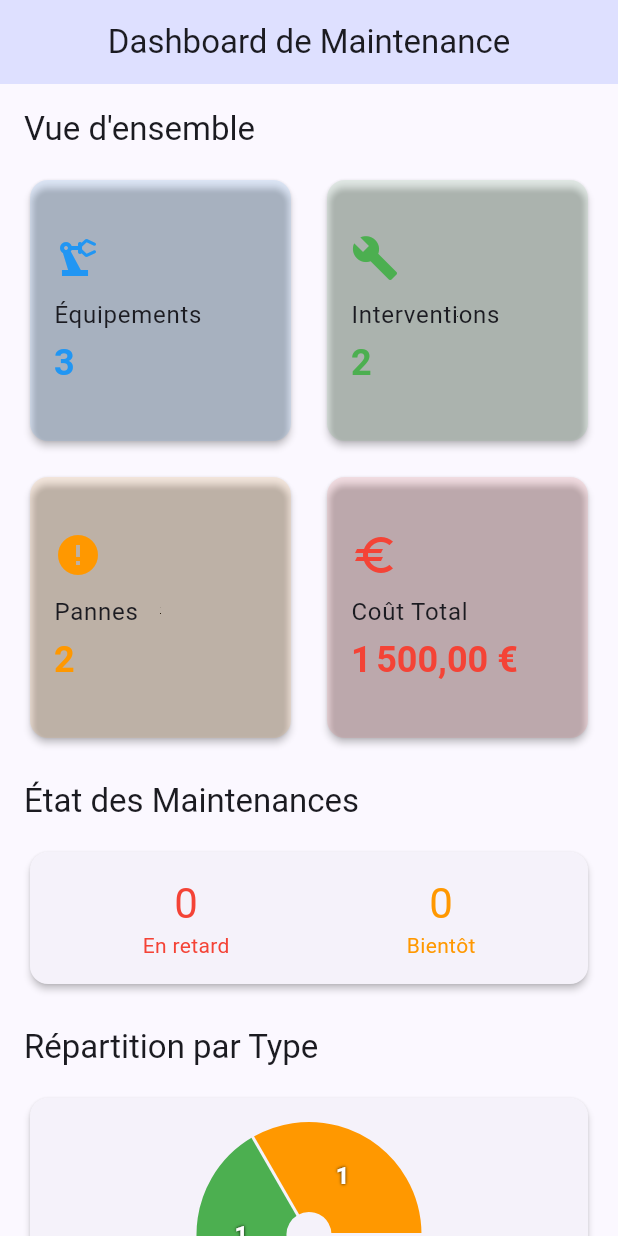
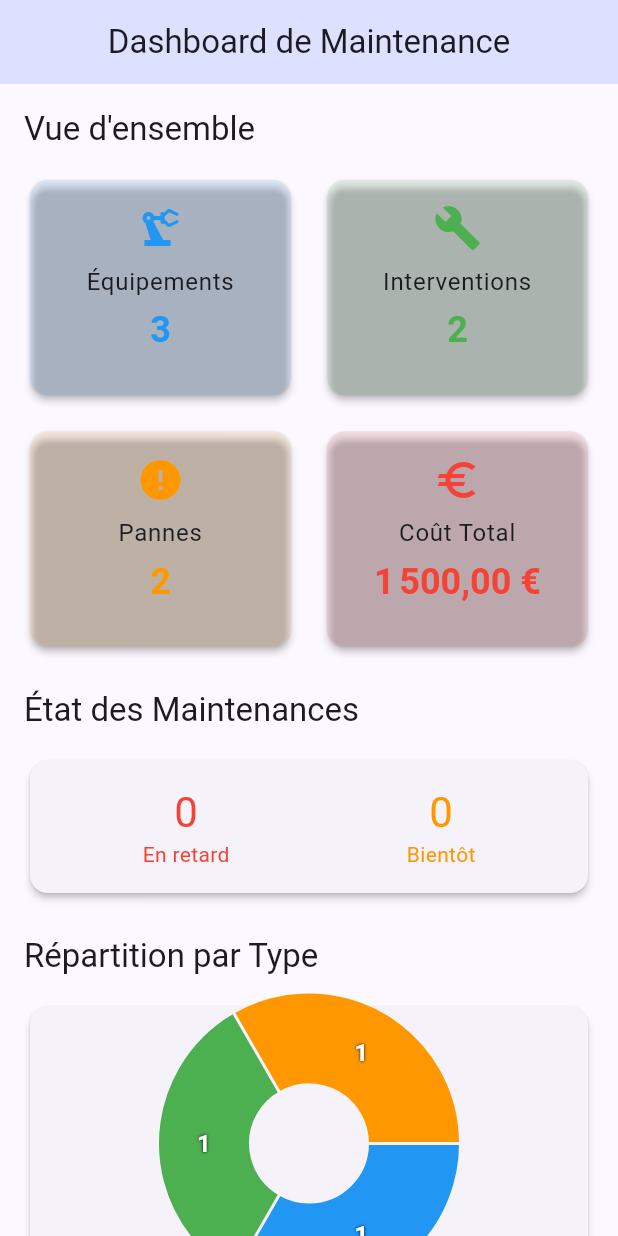
Before and after one commit to 3IME/maintenance_app_flutter, a Flutter app: the screen it shows after launch, on a phone screen of 412 x 824 dp. Run offline on Flutter 3.47's test engine with Material 3 defaults, Android fonts, the phone set to English and light mode, and no system bars; drawn by our look-alikes of fl_chart; our stand-ins replace hive, hive_flutter; accounts and stored records are empty.

Commit message:
Mise à jour

```diff
--- a/lib/main.dart
+++ b/lib/main.dart
@@ -3,7 +3,6 @@ import 'package:intl/date_symbol_data_local.dart';
 import 'package:maintenance_app/screens/dashboard_screen.dart';
 import 'package:maintenance_app/services/hive_service.dart';
 import 'package:provider/provider.dart';
-// --- AJOUTEZ CET IMPORT ---
 import 'package:flutter_localizations/flutter_localizations.dart';
 
 void main() async {
--- a/lib/screens/dashboard_screen.dart
+++ b/lib/screens/dashboard_screen.dart
@@ -1,3 +1,5 @@
+// lib/screens/dashboard_screen.dart
+
 import 'package:flutter/material.dart';
 import 'package:maintenance_app/models/equipement.dart';
 import 'package:maintenance_app/screens/equipements/equipement_list_screen.dart';
@@ -5,19 +7,70 @@ import 'package:maintenance_app/screens/interventions/intervention_list_screen.d
 import 'package:maintenance_app/screens/pannes/panne_list_screen.dart';
 import 'package:maintenance_app/services/hive_service.dart';
 import 'package:provider/provider.dart';
-import 'package:fl_chart/fl_chart.dart'; // Cet import est maintenant utilisé !
+import 'package:fl_chart/fl_chart.dart';
 import 'package:intl/intl.dart';
 
 class DashboardScreen extends StatelessWidget {
   const DashboardScreen({super.key});
 
+  // Widget pour construire les cartes de statistiques
+  Widget _buildStatCard({
+    required BuildContext context,
+    required IconData icon,
+    required String title,
+    required String value,
+    required Color color,
+  }) {
+    return Card(
+      clipBehavior: Clip.antiAlias, // Coupe le contenu qui déborde
+      color: color.withAlpha((255 * 0.1).round()),
+      child: Padding(
+        padding: const EdgeInsets.all(8.0),
+
+        // On utilise SingleChildScrollView pour éviter les erreurs d'overflow
+        child: SingleChildScrollView(
+          child: Column(
+            mainAxisAlignment: MainAxisAlignment.center,
+            crossAxisAlignment: CrossAxisAlignment.center,
+            children: [
+              const SizedBox(height: 8),
+              Icon(icon, size: 32, color: color),
+              const SizedBox(height: 8),
+              Text(
+                title,
+                style: Theme.of(context).textTheme.bodyLarge,
+                textAlign: TextAlign.center,
+              ),
+              const SizedBox(height: 4),
+              // FittedBox pour que le texte se redimensionne si besoin
+              FittedBox(
+                fit: BoxFit.scaleDown,
+                child: Text(
+                  value,
+                  style: Theme.of(context).textTheme.headlineSmall?.copyWith(
+                        fontWeight: FontWeight.bold,
+                        color: color,
+                      ),
+                  textAlign: TextAlign.center,
+                ),
+              ),
+              const SizedBox(height: 8),
+            ],
+          ),
+        ),
+      ),
+    );
+  }
+
   @override
   Widget build(BuildContext context) {
-    final hiveService = Provider.of<HiveService>(context);
+    // On écoute les changements pour que le dashboard se mette à jour
+    final hiveService = context.watch<HiveService>();
     final equipements = hiveService.equipementsBox.values.toList();
     final interventions = hiveService.interventionsBox.values.toList();
     final pannes = hiveService.pannesBox.values.toList();
 
+    // Calculs pour les statistiques
     final totalCost =
         interventions.fold<double>(0, (sum, item) => sum + item.cout);
     final maintenanceEnRetard = equipements
@@ -26,6 +79,35 @@ class DashboardScreen extends StatelessWidget {
     final maintenanceBientot = equipements
         .where((e) => e.maintenanceStatus == MaintenanceStatus.bientot)
         .length;
+
+    // Données pour la grille de statistiques
+    final statCardsData = [
+      {
+        'icon': Icons.precision_manufacturing,
+        'title': 'Équipements',
+        'value': equipements.length.toString(),
+        'color': Colors.blue
+      },
+      {
+        'icon': Icons.build,
+        'title': 'Interventions',
+        'value': interventions.length.toString(),
+        'color': Colors.green
+      },
+      {
+        'icon': Icons.error,
+        'title': 'Pannes',
+        'value': pannes.length.toString(),
+        'color': Colors.orange
+      },
+      {
+        'icon': Icons.euro,
+        'title': 'Coût Total',
+        'value': NumberFormat.currency(locale: 'fr_FR', symbol: '€')
+            .format(totalCost),
+        'color': Colors.red
+      },
+    ];
 
     return Scaffold(
       appBar: AppBar(
@@ -41,27 +123,26 @@ class DashboardScreen extends StatelessWidget {
             Text("Vue d'ensemble",
                 style: Theme.of(context).textTheme.titleLarge),
             const SizedBox(height: 16),
-            GridView.count(
-              crossAxisCount: 2,
-              crossAxisSpacing: 16,
-              mainAxisSpacing: 16,
+            GridView.builder(
+              gridDelegate: const SliverGridDelegateWithMaxCrossAxisExtent(
+                maxCrossAxisExtent: 200,
+                childAspectRatio: 1.2,
+                crossAxisSpacing: 16,
+                mainAxisSpacing: 16,
+              ),
+              itemCount: statCardsData.length,
               shrinkWrap: true,
               physics: const NeverScrollableScrollPhysics(),
-              children: [
-                _buildStatCard(context, Icons.precision_manufacturing,
-                    'Équipements', equipements.length.toString(), Colors.blue),
-                _buildStatCard(context, Icons.build, 'Interventions',
-                    interventions.length.toString(), Colors.green),
-                _buildStatCard(context, Icons.error, 'Pannes',
-                    pannes.length.toString(), Colors.orange),
-                _buildStatCard(
-                    context,
-                    Icons.euro,
-                    'Coût Total',
-                    NumberFormat.currency(locale: 'fr_FR', symbol: '€')
-                        .format(totalCost),
-                    Colors.red),
-              ],
+              itemBuilder: (context, index) {
+                final cardData = statCardsData[index];
+                return _buildStatCard(
+                  context: context,
+                  icon: cardData['icon'] as IconData,
+                  title: cardData['title'] as String,
+                  value: cardData['value'] as String,
+                  color: cardData['color'] as Color,
+                );
+              },
             ),
             const SizedBox(height: 24),
             Text("État des Maintenances",
@@ -69,15 +150,11 @@ class DashboardScreen extends StatelessWidget {
             const SizedBox(height: 16),
             _buildMaintenanceStatus(
                 context, maintenanceEnRetard, maintenanceBientot),
-
-            // --- NOUVELLE SECTION POUR LE GRAPHIQUE ---
             const SizedBox(height: 24),
             Text("Répartition par Type",
                 style: Theme.of(context).textTheme.titleLarge),
             const SizedBox(height: 16),
             _buildTypeChart(context, equipements),
-            // --- FIN DE LA NOUVELLE SECTION ---
-
             const SizedBox(height: 24),
             Text("Gestion", style: Theme.of(context).textTheme.titleLarge),
             const SizedBox(height: 16),
@@ -96,116 +173,7 @@ class DashboardScreen extends StatelessWidget {
     );
   }
 
-  // NOUVEAU WIDGET POUR LE GRAPHIQUE
-  Widget _buildTypeChart(BuildContext context, List<Equipement> equipements) {
-    if (equipements.isEmpty) {
-      return const Card(
-        child: Padding(
-          padding: EdgeInsets.all(16.0),
-          child: Center(child: Text("Aucune donnée pour le graphique.")),
-        ),
-      );
-    }
-
-    // 1. Compter les équipements par type
-    final Map<String, int> typeCounts = {};
-    for (var equipement in equipements) {
-      typeCounts[equipement.type] = (typeCounts[equipement.type] ?? 0) + 1;
-    }
-
-    // 2. Créer les sections du graphique
-    final List<PieChartSectionData> sections = [];
-    final List<Color> colors = [
-      Colors.blue,
-      Colors.green,
-      Colors.orange,
-      Colors.purple,
-      Colors.red,
-      Colors.teal
-    ];
-    int colorIndex = 0;
-
-    typeCounts.forEach((type, count) {
-      final section = PieChartSectionData(
-        color: colors[colorIndex % colors.length],
-        value: count.toDouble(),
-        title: '$count',
-        radius: 60,
-        titleStyle: const TextStyle(
-          fontSize: 16,
-          fontWeight: FontWeight.bold,
-          color: Colors.white,
-          shadows: [Shadow(color: Colors.black, blurRadius: 2)],
-        ),
-      );
-      sections.add(section);
-      colorIndex++;
-    });
-
-    // 3. Construire le widget du graphique
-    return Card(
-      child: Padding(
-        padding: const EdgeInsets.all(16.0),
-        child: Column(
-          children: [
-            SizedBox(
-              height: 150,
-              child: PieChart(PieChartData(sections: sections)),
-            ),
-            const SizedBox(height: 20),
-            Wrap(
-              spacing: 16,
-              runSpacing: 8,
-              children: typeCounts.keys.map((type) {
-                final index = typeCounts.keys.toList().indexOf(type);
-                return _buildLegend(type, colors[index % colors.length]);
-              }).toList(),
-            )
-          ],
-        ),
-      ),
-    );
-  }
-
-  // Widget pour la légende du graphique
-  Widget _buildLegend(String text, Color color) {
-    return Row(
-      mainAxisSize: MainAxisSize.min,
-      children: [
-        Container(width: 16, height: 16, color: color),
-        const SizedBox(width: 8),
-        Text(text),
-      ],
-    );
-  }
-
-  // --- Le reste des méthodes ne change pas ---
-
-  Widget _buildStatCard(BuildContext context, IconData icon, String title,
-      String value, Color color) {
-    return Card(
-      color: color.withAlpha((255 * 0.1).round()),
-      child: Padding(
-        padding: const EdgeInsets.all(16.0),
-        child: Column(
-          mainAxisAlignment: MainAxisAlignment.center,
-          crossAxisAlignment: CrossAxisAlignment.start,
-          children: [
-            Icon(icon, size: 32, color: color),
-            const SizedBox(height: 10),
-            Text(title, style: Theme.of(context).textTheme.bodyLarge),
-            const SizedBox(height: 4),
-            Text(value,
-                style: Theme.of(context)
-                    .textTheme
-                    .headlineSmall
-                    ?.copyWith(fontWeight: FontWeight.bold, color: color)),
-          ],
-        ),
-      ),
-    );
-  }
-
+  // Widget pour la carte de statut de maintenance
   Widget _buildMaintenanceStatus(
       BuildContext context, int enRetard, int bientot) {
     return Card(
@@ -240,6 +208,88 @@ class DashboardScreen extends StatelessWidget {
     );
   }
 
+  // Widget pour le graphique de répartition
+  Widget _buildTypeChart(BuildContext context, List<Equipement> equipements) {
+    if (equipements.isEmpty) {
+      return const Card(
+        child: Padding(
+          padding: EdgeInsets.all(16.0),
+          child: Center(child: Text("Aucune donnée pour le graphique.")),
+        ),
+      );
+    }
+
+    final Map<String, int> typeCounts = {};
+    for (var equipement in equipements) {
+      typeCounts[equipement.type] = (typeCounts[equipement.type] ?? 0) + 1;
+    }
+
+    final List<PieChartSectionData> sections = [];
+    final List<Color> colors = [
+      Colors.blue,
+      Colors.green,
+      Colors.orange,
+      Colors.purple,
+      Colors.red,
+      Colors.teal
+    ];
+    int colorIndex = 0;
+
+    typeCounts.forEach((type, count) {
+      final section = PieChartSectionData(
+        color: colors[colorIndex % colors.length],
+        value: count.toDouble(),
+        title: '$count',
+        radius: 60,
+        titleStyle: const TextStyle(
+          fontSize: 16,
+          fontWeight: FontWeight.bold,
+          color: Colors.white,
+          shadows: [Shadow(color: Colors.black, blurRadius: 2)],
+        ),
+      );
+      sections.add(section);
+      colorIndex++;
+    });
+
+    return Card(
+      child: Padding(
+        padding: const EdgeInsets.all(16.0),
+        child: Column(
+          children: [
+            SizedBox(
+              height: 150,
+              child: PieChart(
+                  PieChartData(sections: sections, centerSpaceRadius: 40)),
+            ),
+            const SizedBox(height: 20),
+            Wrap(
+              spacing: 16,
+              runSpacing: 8,
+              children: typeCounts.keys.map((type) {
+                final index = typeCounts.keys.toList().indexOf(type);
+                return _buildLegend(type, colors[index % colors.length]);
+              }).toList(),
+            )
+          ],
+        ),
+      ),
+    );
+  }
+
+  // Widget pour la légende du graphique
+  Widget _buildLegend(String text, Color color) {
+    return Row(
+      mainAxisSize: MainAxisSize.min,
+      children: [
+        Container(width: 16, height: 16, color: color),
+        const SizedBox(width: 8),
+        Text(text),
+      ],
+    );
+  }
+
+  // Widget pour les cartes de navigation
   Widget _buildNavigationCard(
       BuildContext context, String title, IconData icon, Widget screen) {
     return Card(
--- a/lib/screens/interventions/intervention_list_screen.dart
+++ b/lib/screens/interventions/intervention_list_screen.dart
@@ -15,7 +15,7 @@ class InterventionListScreen extends StatelessWidget {
 
     return Scaffold(
       appBar: AppBar(
-        title: const Text('Liste des Interventions'),
+        title: const Text('Liste des '),
         actions: [
           IconButton(
             icon: const Icon(Icons.add),
```
